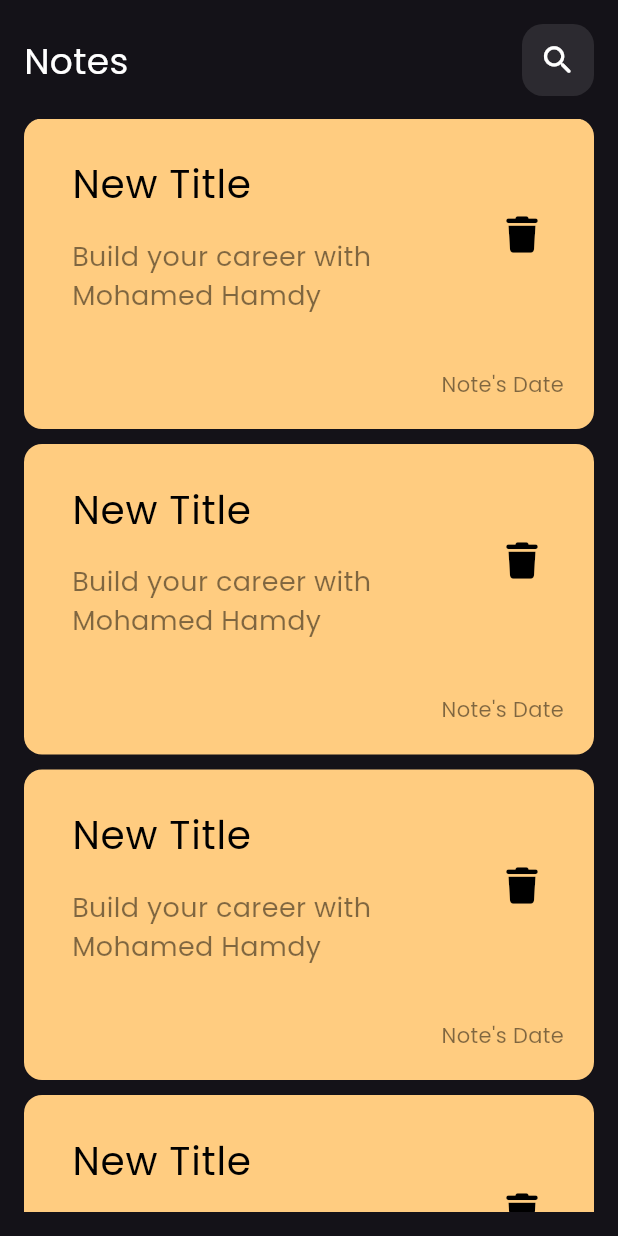
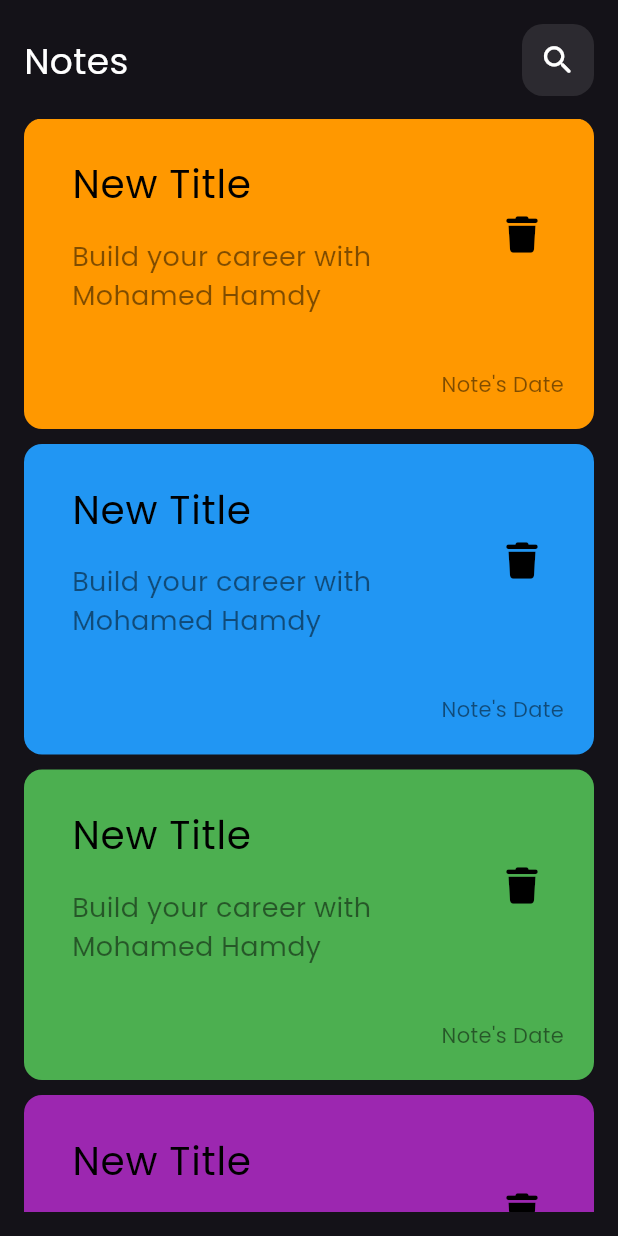
Before and after one commit to mohamedhamdy19/notes_app, a Flutter app: the screen it shows after launch, on a phone screen of 412 x 824 dp. Run offline on Flutter 3.47's test engine with Material 3 defaults, Android fonts, the phone set to English and light mode, and no system bars; our stand-ins replace font_awesome_flutter, google_fonts.

Commit message:
note listview created

```diff
--- a/lib/widgets/custom_note_item.dart
+++ b/lib/widgets/custom_note_item.dart
@@ -4,14 +4,15 @@ import 'package:font_awesome_flutter/font_awesome_flutter.dart';
 class CustomNoteItem extends StatelessWidget {
   const CustomNoteItem({
     super.key,
+    required this.color,
   });
-
+  final Color color;
   @override
   Widget build(BuildContext context) {
     return Container(
       decoration: BoxDecoration(
         borderRadius: BorderRadius.circular(12),
-        color: const Color(0xffFFCC80),
+        color: color,
       ),
       child: Column(
         crossAxisAlignment: CrossAxisAlignment.end,
--- /dev/null
+++ b/lib/widgets/new_list_view.dart
@@ -0,0 +1,33 @@
+import 'package:flutter/material.dart';
+import 'package:notes_app/widgets/custom_note_item.dart';
+
+class NotesListView extends StatelessWidget {
+  const NotesListView({
+    super.key,
+  });
+
+  @override
+  Widget build(BuildContext context) {
+    return Expanded(
+      child: ListView.separated(
+        itemBuilder: (context, index) => CustomNoteItem(color: myColors[index]),
+        itemCount: 9,
+        separatorBuilder: (context, index) => const SizedBox(
+          height: 10,
+        ),
+      ),
+    );
+  }
+}
+
+List<Color> myColors = [
+  Colors.orange,
+  Colors.blue,
+  Colors.green,
+  Colors.purple,
+  Colors.red,
+  Colors.grey,
+  Colors.teal,
+  Colors.cyan,
+  Colors.blueAccent
+];
--- a/lib/widgets/notes_view_body.dart
+++ b/lib/widgets/notes_view_body.dart
@@ -1,29 +1,17 @@
 import 'package:flutter/material.dart';
 import 'package:notes_app/widgets/custom_app_bar.dart';
-import 'package:notes_app/widgets/custom_note_item.dart';
+import 'package:notes_app/widgets/new_list_view.dart';
 
 class NotesViewBody extends StatelessWidget {
   const NotesViewBody({super.key});
 
   @override
   Widget build(BuildContext context) {
-    return Padding(
-      padding: const EdgeInsets.all(16.0),
+    return const Padding(
+      padding: EdgeInsets.all(16.0),
       child: SafeArea(
           child: Column(
-        children: [
-          const CustomAppbar(),
-          const SizedBox(height: 15),
-          Expanded(
-            child: ListView.separated(
-              itemBuilder: (context, index) => const CustomNoteItem(),
-              itemCount: 10,
-              separatorBuilder: (context, index) => const SizedBox(
-                height: 10,
-              ),
-            ),
-          )
-        ],
+        children: [CustomAppbar(), SizedBox(height: 15), NotesListView()],
       )),
     );
   }
```
